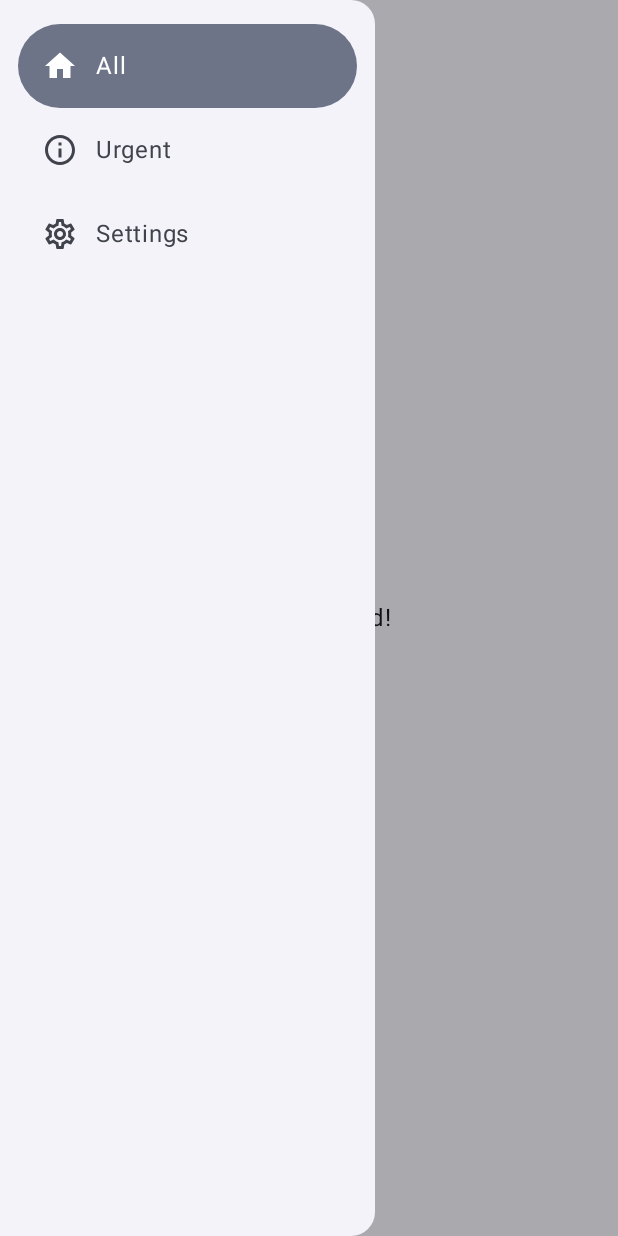
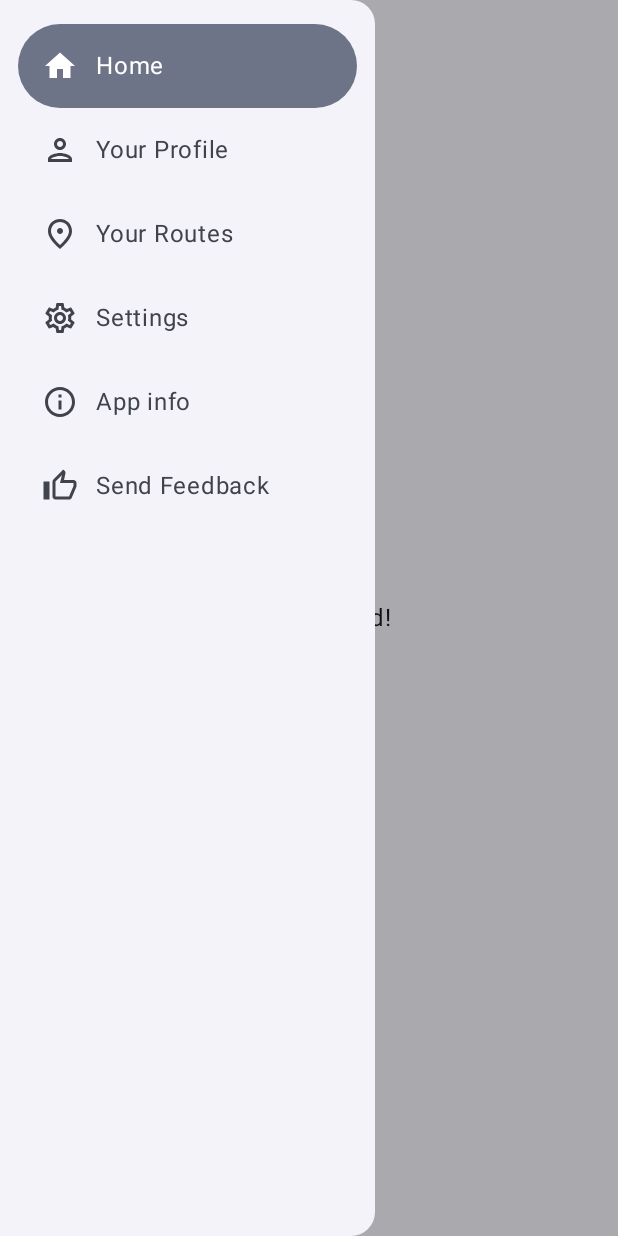
Before and after one commit to Artmansky/Velopath, an Android app built with Jetpack Compose: the screen it shows after launch (MainActivity), after a tap on "Menu", on a phone screen of 412 x 824 dp. Run offline under Robolectric (Android 15) with nearby library versions, the phone set to English and light mode, and no system bars.

Commit message:
Menu adjusted, added new options, new icons included

```diff
--- a/app/src/main/java/com/example/velopath/MainActivity.kt
+++ b/app/src/main/java/com/example/velopath/MainActivity.kt
@@ -1,6 +1,5 @@
 package com.example.velopath
 
-import android.annotation.SuppressLint
 import android.os.Bundle
 import androidx.activity.ComponentActivity
 import androidx.activity.compose.setContent
@@ -14,10 +13,16 @@ import androidx.compose.material.icons.Icons
 import androidx.compose.material.icons.filled.Home
 import androidx.compose.material.icons.filled.Info
 import androidx.compose.material.icons.filled.Menu
+import androidx.compose.material.icons.filled.Person
+import androidx.compose.material.icons.filled.Place
 import androidx.compose.material.icons.filled.Settings
+import androidx.compose.material.icons.filled.ThumbUp
 import androidx.compose.material.icons.outlined.Home
 import androidx.compose.material.icons.outlined.Info
+import androidx.compose.material.icons.outlined.Person
+import androidx.compose.material.icons.outlined.Place
 import androidx.compose.material.icons.outlined.Settings
+import androidx.compose.material.icons.outlined.ThumbUp
 import androidx.compose.material3.DrawerValue
 import androidx.compose.material3.Icon
 import androidx.compose.material3.IconButton
@@ -43,62 +48,107 @@ import androidx.compose.ui.unit.dp
 import com.example.velopath.ui.theme.VelopathTheme
 import kotlinx.coroutines.launch
 
-//Add proper navigation controller!
-//Make all previewable and composable soon
-
 class MainActivity : ComponentActivity() {
-    @SuppressLint("UnusedMaterial3ScaffoldPaddingParameter")
     override fun onCreate(savedInstanceState: Bundle?) {
         super.onCreate(savedInstanceState)
         setContent {
             VelopathTheme {
+                Surface(
+                    modifier = Modifier.fillMaxSize(),
+                    color = MaterialTheme.colorScheme.background
+                ) {
+                    MainScreen()
+                }
+            }
+        }
+    }
+}
+
+@Preview
+@Composable
+fun MainScreen() {
     val items = listOf(
         NavigationItem(
-                        title = "All",
+            title = "Home",
             selectedIcon = Icons.Filled.Home,
             unselectedIcon = Icons.Outlined.Home,
         ),
         NavigationItem(
-                        title = "Urgent",
-                        selectedIcon = Icons.Filled.Info,
-                        unselectedIcon = Icons.Outlined.Info,
+            title = "Your Profile",
+            selectedIcon = Icons.Filled.Person,
+            unselectedIcon = Icons.Outlined.Person,
+        ),
+        NavigationItem(
+            title = "Your Routes",
+            selectedIcon = Icons.Filled.Place,
+            unselectedIcon = Icons.Outlined.Place,
         ),
         NavigationItem(
             title = "Settings",
             selectedIcon = Icons.Filled.Settings,
             unselectedIcon = Icons.Outlined.Settings,
         ),
+        NavigationItem(
+            title = "App info",
+            selectedIcon = Icons.Filled.Info,
+            unselectedIcon = Icons.Outlined.Info,
+        ),
+        NavigationItem(
+            title = "Send Feedback",
+            selectedIcon = Icons.Filled.ThumbUp,
+            unselectedIcon = Icons.Outlined.ThumbUp,
+        ),
     )
-                Surface(
-                    modifier = Modifier.fillMaxSize(),
-                    color = MaterialTheme.colorScheme.background
-                ) {
+
     val drawerState = rememberDrawerState(initialValue = DrawerValue.Closed)
     val scope = rememberCoroutineScope()
-                    var selectedItemIndex by rememberSaveable {
-                        mutableStateOf(0)
-                    }
+    var selectedItemIndex by rememberSaveable { mutableStateOf(0) }
+
     ModalNavigationDrawer(
         drawerContent = {
+            DrawerContent(
+                items = items,
+                selectedItemIndex = selectedItemIndex,
+                onItemSelected = { index ->
+                    selectedItemIndex = index
+                    scope.launch { drawerState.close() }
+                }
+            )
+        },
+        drawerState = drawerState
+    ) {
+        Box(modifier = Modifier.fillMaxSize()) {
+            IconButton(
+                onClick = {
+                    scope.launch { drawerState.open() }
+                },
+                modifier = Modifier
+                    .align(Alignment.TopStart)
+                    .padding(16.dp)
+            ) {
+                Icon(imageVector = Icons.Default.Menu, contentDescription = "Menu")
+            }
+        }
+        Greeting(name = "Android")
+    }
+}
+
+@Composable
+fun DrawerContent(
+    items: List<NavigationItem>,
+    selectedItemIndex: Int,
+    onItemSelected: (Int) -> Unit
+) {
     ModalDrawerSheet(modifier = Modifier.width(250.dp)) {
         Spacer(modifier = Modifier.height(16.dp))
         items.forEachIndexed { index, item ->
             NavigationDrawerItem(
-                                        label = {
-                                            Text(text = item.title)
-                                        },
+                label = { Text(text = item.title) },
                 selected = index == selectedItemIndex,
-                                        onClick = {
-                                            selectedItemIndex = index
-                                            scope.launch {
-                                                drawerState.close()
-                                            }
-                                        },
+                onClick = { onItemSelected(index) },
                 icon = {
                     Icon(
-                                                imageVector = if (index == selectedItemIndex) {
-                                                    item.selectedIcon
-                                                } else item.unselectedIcon,
+                        imageVector = if (index == selectedItemIndex) item.selectedIcon else item.unselectedIcon,
                         contentDescription = item.title
                     )
                 },
@@ -106,34 +156,7 @@ class MainActivity : ComponentActivity() {
             )
         }
     }
-                        },
-                        drawerState = drawerState
-                    ) {
-                        Box(modifier = Modifier.fillMaxSize()) {
-                            IconButton(
-                                onClick = {
-                                    scope.launch {
-                                        drawerState.open()
 }
-                                },
-                                modifier = Modifier
-                                    .align(Alignment.TopStart)
-                                    .padding(16.dp)
-                            ) {
-                                Icon(
-                                    imageVector = Icons.Default.Menu,
-                                    contentDescription = "Menu"
-                                )
-                            }
-                        }
-                        Greeting(name = "Android")
-                    }
-                }
-            }
-        }
-    }
-}
-
 
 @Composable
 fun Greeting(name: String, modifier: Modifier = Modifier) {
@@ -144,11 +167,3 @@ fun Greeting(name: String, modifier: Modifier = Modifier) {
         )
     }
 }
-
-@Preview(showBackground = false)
-@Composable
-fun GreetingPreview() {
-    VelopathTheme {
-        Greeting("Android")
-    }
-}
--- /dev/null
+++ b/app/src/main/res/drawable/baseline_travel_explore_24.xml
@@ -0,0 +1,5 @@
+<vector xmlns:android="http://schemas.android.com/apk/res/android" android:height="24dp" android:tint="#000000" android:viewportHeight="24" android:viewportWidth="24" android:width="24dp">
+
+    <path android:fillColor="@android:color/white" android:pathData="M19.3,16.9c0.4,-0.7 0.7,-1.5 0.7,-2.4c0,-2.5 -2,-4.5 -4.5,-4.5S11,12 11,14.5s2,4.5 4.5,4.5c0.9,0 1.7,-0.3 2.4,-0.7l3.2,3.2l1.4,-1.4L19.3,16.9zM15.5,17c-1.4,0 -2.5,-1.1 -2.5,-2.5s1.1,-2.5 2.5,-2.5s2.5,1.1 2.5,2.5S16.9,17 15.5,17zM12,20v2C6.48,22 2,17.52 2,12C2,6.48 6.48,2 12,2c4.84,0 8.87,3.44 9.8,8h-2.07c-0.64,-2.46 -2.4,-4.47 -4.73,-5.41V5c0,1.1 -0.9,2 -2,2h-2v2c0,0.55 -0.45,1 -1,1H8v2h2v3H9l-4.79,-4.79C4.08,10.79 4,11.38 4,12C4,16.41 7.59,20 12,20z"/>
+
+</vector>
```
Lines whose indentation alone changed are shown as unchanged.
